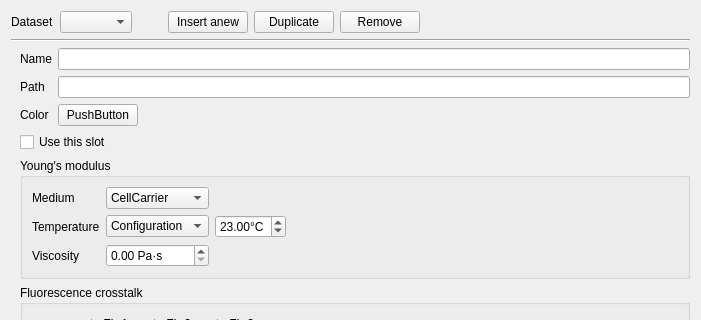
Above: shapeout2/gui/analysis/ana_slot.ui from ZELLMECHANIK-DRESDEN/ShapeOut2 before the change; both pictures show x 0 to 701 and y 0 to 320 of the 701 by 676 pixel window. Below: the same form after it.
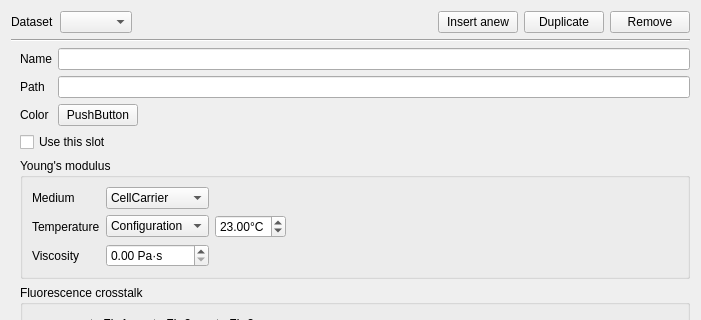
That is the form after the change. Custom widgets are drawn as their Qt base class.

Commit message: adjust comboBox sizes in analysis view

Patch:
```diff
--- a/shapeout2/gui/analysis/ana_slot.ui
+++ b/shapeout2/gui/analysis/ana_slot.ui
@@ -32,11 +32,11 @@
         <enum>Qt::Horizontal</enum>
        </property>
        <property name="sizeType">
-        <enum>QSizePolicy::Fixed</enum>
+        <enum>QSizePolicy::Expanding</enum>
        </property>
        <property name="sizeHint" stdset="0">
         <size>
-         <width>30</width>
+         <width>0</width>
          <height>20</height>
         </size>
        </property>
@@ -63,19 +63,6 @@
        </property>
       </widget>
      </item>
-     <item>
-      <spacer name="horizontalSpacer">
-       <property name="orientation">
-        <enum>Qt::Horizontal</enum>
-       </property>
-       <property name="sizeHint" stdset="0">
-        <size>
-         <width>0</width>
-         <height>20</height>
-        </size>
-       </property>
-      </spacer>
-     </item>
     </layout>
    </item>
    <item>
```
Left out of the diff: 6 changed lines with no effect on the pictures. The commit also changes 3 other files.
